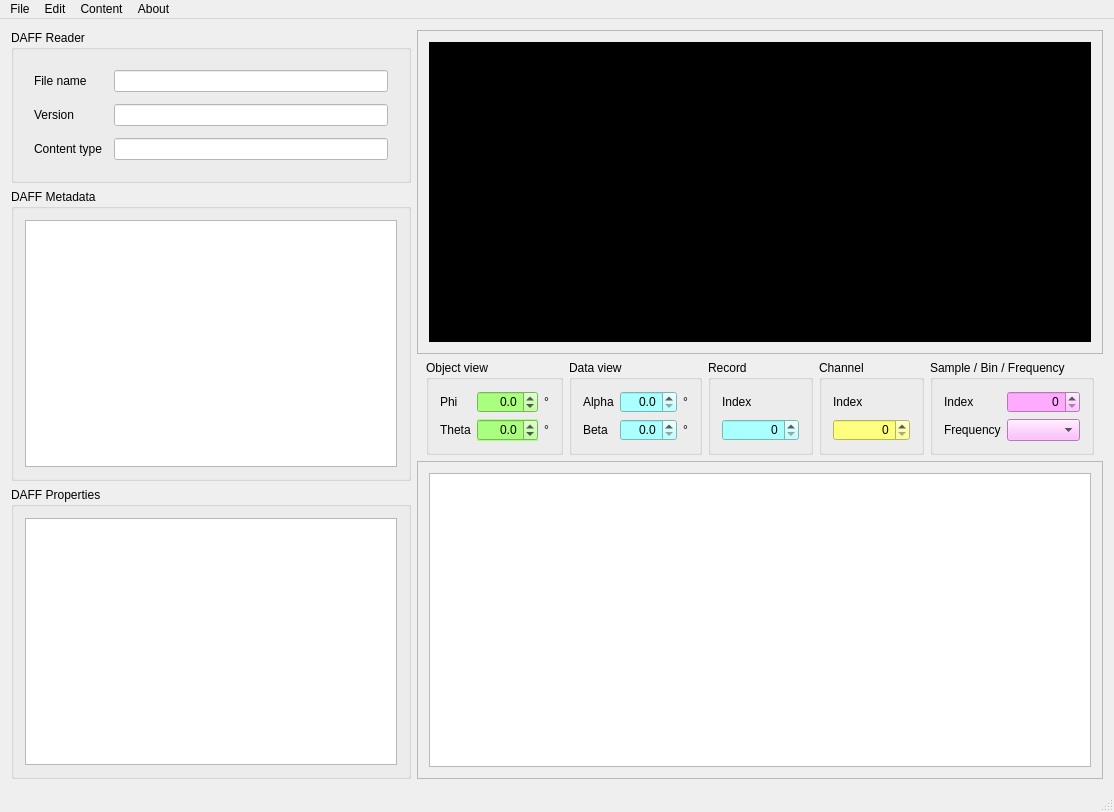
Old version of the form apps/viewer/ui/QDAFFViewerWindow.ui in the repository svn2github/opendaff.
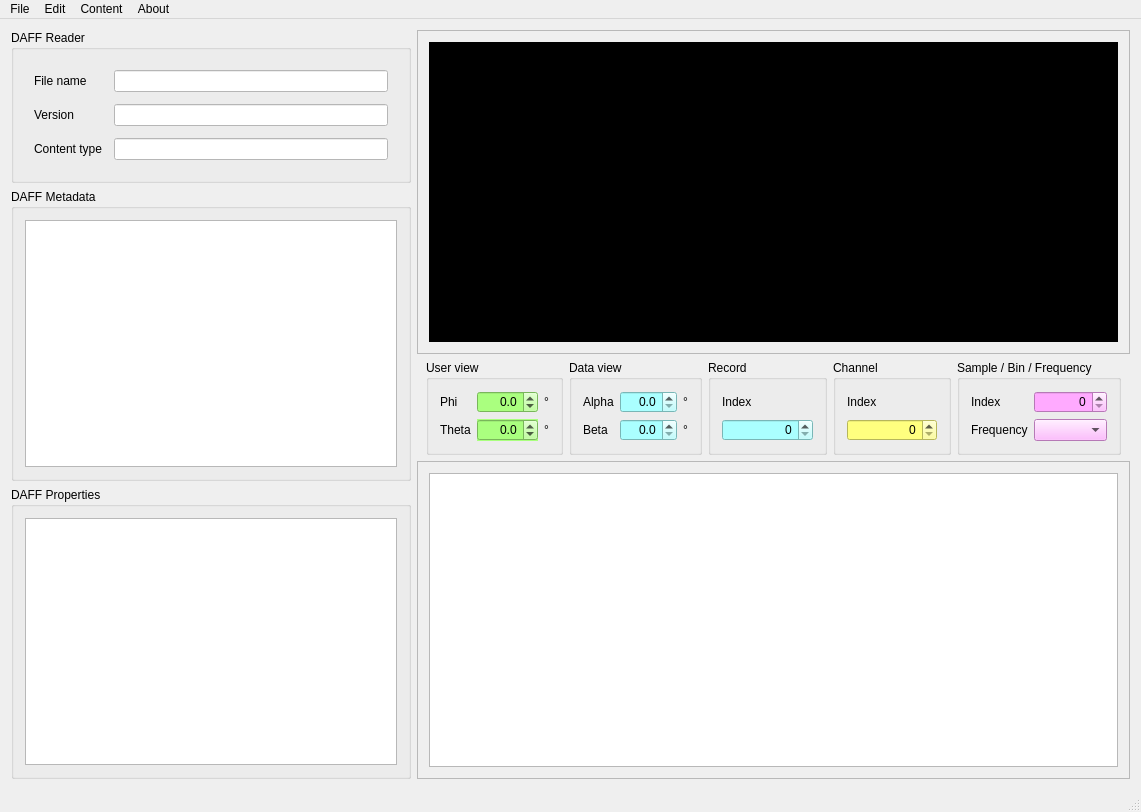
New version of the form. Custom widgets are drawn as their Qt base class.

Commit message: upd: some tool tips for DAFFViewer areas add: recent file menu (under development)

Patch:
```diff
--- a/apps/viewer/ui/QDAFFViewerWindow.ui
+++ b/apps/viewer/ui/QDAFFViewerWindow.ui
@@ -6,7 +6,7 @@
    <rect>
     <x>0</x>
     <y>0</y>
-    <width>1114</width>
+    <width>1141</width>
     <height>812</height>
    </rect>
   </property>
@@ -240,7 +240,7 @@
              <string notr="true">font: 12pt &quot;Calibri&quot;;</string>
             </property>
             <property name="title">
-             <string>Object view</string>
+             <string>User view</string>
             </property>
             <layout class="QGridLayout" name="gridLayout_3">
              <item row="0" column="1">
@@ -575,7 +575,7 @@
     <rect>
      <x>0</x>
      <y>0</y>
-     <width>1114</width>
+     <width>1141</width>
      <height>21</height>
     </rect>
    </property>
```
Left out of the diff: 87 changed lines with no effect on the pictures. The commit also changes 4 other files.
